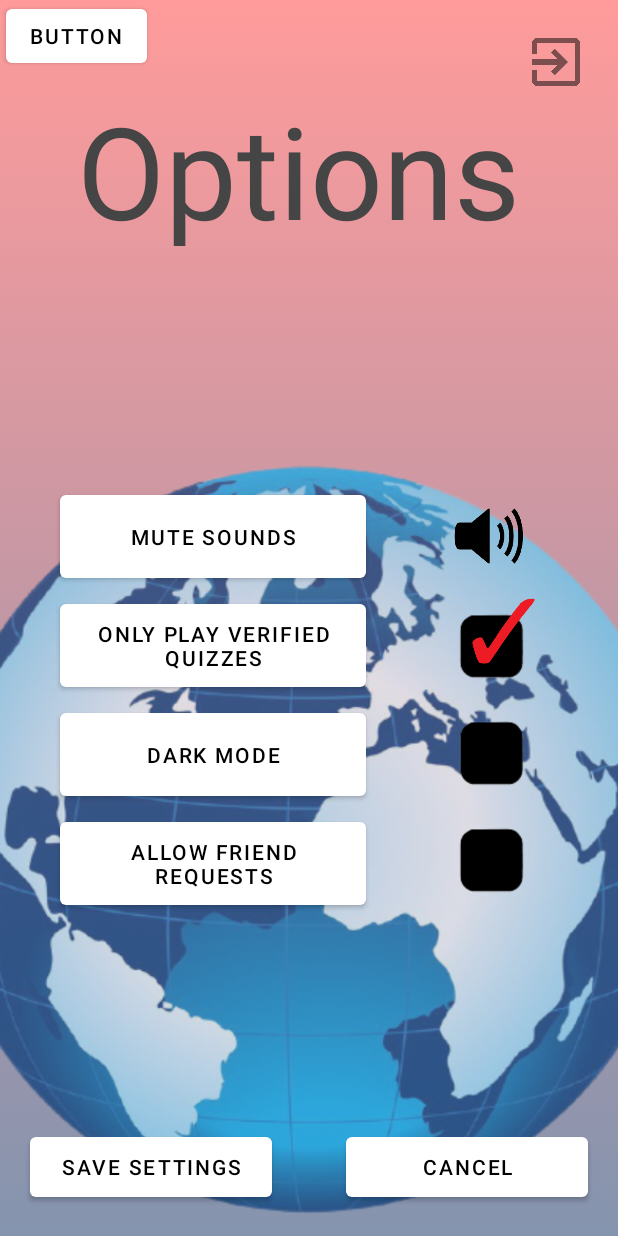
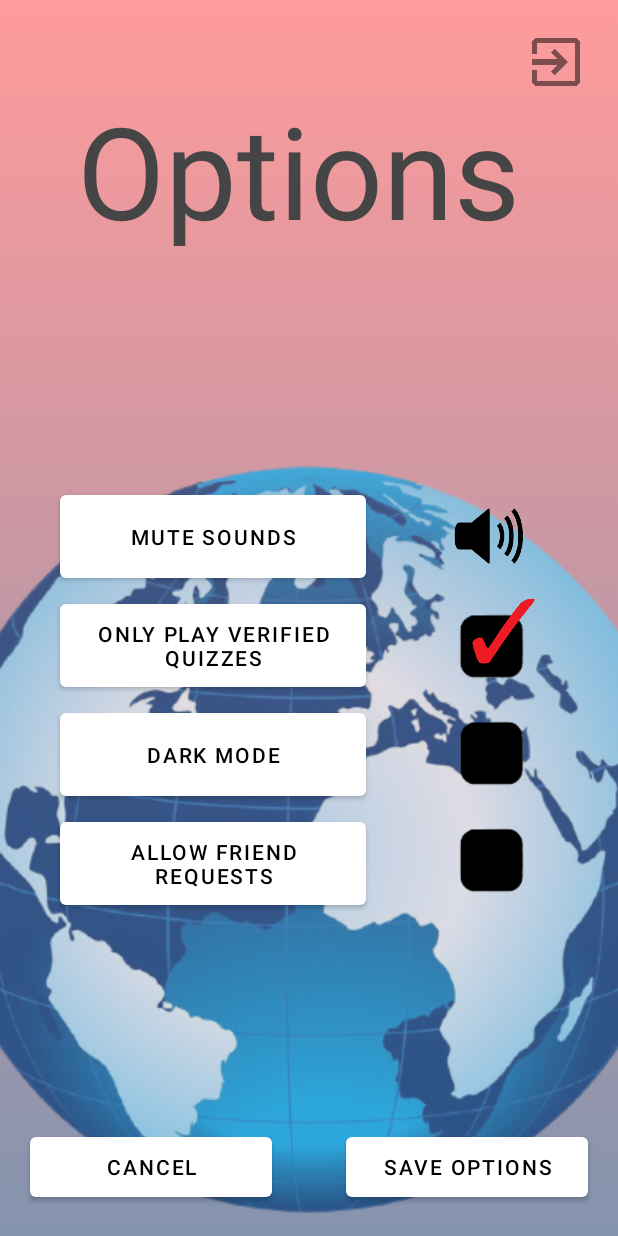
Before and after one commit to ItzRick/Quizeo, an Android app: the OptionsActivity screen opened directly, with no data from a screen before it, on a phone screen of 412 x 824 dp. Run offline under Robolectric (Android 15) with nearby library versions, the light colour scheme and no system bars.

Commit message:
Added string to everything

```diff
--- a/app/src/main/java/com/example/quizeo/OptionsActivity.java
+++ b/app/src/main/java/com/example/quizeo/OptionsActivity.java
@@ -1,5 +1,6 @@
 package com.example.quizeo;
 
+import android.annotation.SuppressLint;
 import android.app.AlertDialog;
 import android.content.Context;
 import android.content.DialogInterface;
@@ -33,7 +34,7 @@ public class OptionsActivity extends AppCompatActivity {
 
         // get options from home activity
         getOptions(i);
-        // if darkmode has no changed
+        // if darkmode has not changed
         if (!i.getBooleanExtra("darkmodeChange", false)) {
             // set all options to the right state
             if (sound) {
@@ -176,7 +177,7 @@ public class OptionsActivity extends AppCompatActivity {
         mute.setClickable(true);
         mute.setFocusable(true);
         // change button text
-        ((Button) this.findViewById(R.id.muteButton)).setText("Play Sounds");
+        ((Button) this.findViewById(R.id.muteButton)).setText(R.string.play_sounds);
         // add code to actually mutes the app
         /*AudioManager audioManager = (AudioManager)OptionsActivity.this.getSystemService(Context.AUDIO_SERVICE);
         while (audioManager.getStreamVolume(AudioManager.STREAM_MUSIC) > 0) {
@@ -197,7 +198,7 @@ public class OptionsActivity extends AppCompatActivity {
         sound.setClickable(true);
         sound.setFocusable(true);
         // change button text
-        ((Button) this.findViewById(R.id.muteButton)).setText("Mute Sounds");
+        ((Button) this.findViewById(R.id.muteButton)).setText(R.string.mute_sounds);
         // add code to actually unmutes the app
         /*AudioManager audioManager = (AudioManager)OptionsActivity.this.getSystemService(Context.AUDIO_SERVICE);
         while (audioManager.getStreamVolume(AudioManager.STREAM_MUSIC) < audioManager.getStreamMaxVolume(AudioManager.STREAM_MUSIC)) {
--- a/app/src/main/res/layout/options.xml
+++ b/app/src/main/res/layout/options.xml
@@ -51,7 +51,7 @@
         android:layout_width="308dp"
         android:layout_height="108dp"
         android:layout_marginTop="56dp"
-        android:text="Options"
+        android:text="@string/options"
         android:textColor="?attr/colorSecondary"
         android:textSize="85sp"
         app:layout_constraintEnd_toEndOf="parent"
@@ -63,23 +63,24 @@
         android:id="@+id/saveSettingsButton"
         android:layout_width="161dp"
         android:layout_height="52dp"
-        android:layout_marginStart="20dp"
+        android:layout_marginEnd="20dp"
         android:layout_marginBottom="20dp"
         android:onClick="saveOptions"
-        android:text="Save Settings"
+        android:text="@string/save_options"
         app:layout_constraintBottom_toBottomOf="parent"
-        app:layout_constraintStart_toStartOf="parent" />
+
+        app:layout_constraintEnd_toEndOf="parent" />
 
     <Button
         android:id="@+id/cancelButton"
         android:layout_width="161dp"
         android:layout_height="52dp"
-        android:layout_marginEnd="20dp"
+        android:layout_marginStart="20dp"
         android:layout_marginBottom="20dp"
         android:onClick="cancelOptions"
-        android:text="Cancel"
+        android:text="@string/cancel"
         app:layout_constraintBottom_toBottomOf="parent"
-        app:layout_constraintEnd_toEndOf="parent" />
+        app:layout_constraintStart_toStartOf="parent" />
 
     <Button
         android:id="@+id/muteButton"
@@ -88,7 +89,7 @@
         android:layout_marginStart="40dp"
         android:layout_marginTop="160dp"
         android:onClick="alterSound"
-        android:text="Mute Sounds"
+        android:text="@string/mute_sounds"
         app:layout_constraintStart_toStartOf="parent"
         app:layout_constraintTop_toBottomOf="@+id/optionsText" />
 
@@ -99,7 +100,7 @@
         android:layout_marginStart="40dp"
         android:layout_marginTop="5dp"
         android:onClick="toggleVerified"
-        android:text="Only play verified quizzes"
+        android:text="@string/only_verified"
         app:layout_constraintStart_toStartOf="parent"
         app:layout_constraintTop_toBottomOf="@+id/muteButton" />
 
@@ -110,7 +111,7 @@
         android:layout_marginStart="40dp"
         android:layout_marginTop="5dp"
         android:onClick="toggleDarkMode"
-        android:text="Dark Mode"
+        android:text="@string/dark_mode"
         app:layout_constraintStart_toStartOf="parent"
         app:layout_constraintTop_toBottomOf="@+id/verifiedButton" />
 
@@ -121,7 +122,7 @@
         android:layout_marginStart="40dp"
         android:layout_marginTop="5dp"
         android:onClick="toggleFriendRequests"
-        android:text="Allow friend requests"
+        android:text="@string/friend_requests"
         app:layout_constraintStart_toStartOf="parent"
         app:layout_constraintTop_toBottomOf="@+id/darkModeButton" />
 
@@ -133,6 +134,7 @@
         android:clickable="true"
         android:focusable="true"
         android:onClick="toggleVerified"
+        android:contentDescription="@string/box"
         app:layout_constraintEnd_toEndOf="parent"
         app:layout_constraintStart_toEndOf="@+id/verifiedButton"
         app:layout_constraintTop_toBottomOf="@+id/muteIcon"
@@ -146,6 +148,7 @@
         android:clickable="true"
         android:focusable="true"
         android:onClick="toggleDarkMode"
+        android:contentDescription="@string/box"
         app:layout_constraintEnd_toEndOf="parent"
         app:layout_constraintStart_toEndOf="@+id/darkModeButton"
         app:layout_constraintTop_toBottomOf="@+id/verifiedBox"
@@ -159,6 +162,7 @@
         android:clickable="true"
         android:focusable="true"
         android:onClick="toggleFriendRequests"
+        android:contentDescription="@string/box"
         app:layout_constraintEnd_toEndOf="parent"
         app:layout_constraintStart_toEndOf="@+id/friendRequestButton"
         app:layout_constraintTop_toBottomOf="@+id/darkModeBox"
@@ -174,6 +178,7 @@
         android:focusable="false"
         android:onClick="unmute"
         android:visibility="invisible"
+        android:contentDescription="@string/mute_icon"
         app:layout_constraintEnd_toEndOf="parent"
         app:layout_constraintHorizontal_bias="0.474"
         app:layout_constraintStart_toEndOf="@+id/muteButton"
@@ -190,6 +195,7 @@
         android:focusable="true"
         android:onClick="mute"
         android:visibility="visible"
+        android:contentDescription="@string/sound_icon"
         app:layout_constraintEnd_toEndOf="parent"
         app:layout_constraintHorizontal_bias="0.48"
         app:layout_constraintStart_toEndOf="@+id/muteButton"
@@ -203,6 +209,7 @@
         android:layout_marginStart="11dp"
         android:layout_marginBottom="11dp"
         android:visibility="visible"
+        android:contentDescription="@string/check_mark"
         app:layout_constraintBottom_toBottomOf="@+id/verifiedBox"
         app:layout_constraintStart_toStartOf="@+id/verifiedBox"
         app:srcCompat="@drawable/vinkje" />
@@ -214,6 +221,7 @@
         android:layout_marginStart="11dp"
         android:layout_marginBottom="11dp"
         android:visibility="invisible"
+        android:contentDescription="@string/check_mark"
         app:layout_constraintBottom_toBottomOf="@+id/darkModeBox"
         app:layout_constraintEnd_toEndOf="@+id/darkModeBox"
         app:layout_constraintHorizontal_bias="0.549"
@@ -228,6 +236,7 @@
         android:layout_marginStart="11dp"
         android:layout_marginBottom="11dp"
         android:visibility="invisible"
+        android:contentDescription="@string/check_mark"
         app:layout_constraintBottom_toBottomOf="@+id/friendRequestBox"
         app:layout_constraintEnd_toEndOf="@+id/friendRequestBox"
         app:layout_constraintHorizontal_bias="0.549"
@@ -235,14 +244,4 @@
         app:layout_constraintTop_toTopOf="@+id/friendRequestBox"
         app:srcCompat="@drawable/vinkje" />
 
-    <Button
-        android:id="@+id/button2"
-        android:layout_width="wrap_content"
-        android:layout_height="wrap_content"
-        android:layout_marginStart="4dp"
-        android:onClick="test"
-        android:text="Button"
-        app:layout_constraintStart_toStartOf="parent"
-        app:layout_constraintTop_toTopOf="parent" />
-
 </androidx.constraintlayout.widget.ConstraintLayout>
--- a/app/src/main/res/menu/menu_main.xml
+++ /dev/null
@@ -1,10 +0,0 @@
-<menu xmlns:android="http://schemas.android.com/apk/res/android"
-    xmlns:app="http://schemas.android.com/apk/res-auto"
-    xmlns:tools="http://schemas.android.com/tools"
-    tools:context="com.example.quizeo.MainActivity">
-    <item
-        android:id="@+id/action_settings"
-        android:orderInCategory="100"
-        android:title="@string/action_settings"
-        app:showAsAction="never" />
-</menu>
--- a/app/src/main/res/values/strings.xml
+++ b/app/src/main/res/values/strings.xml
@@ -1,14 +1,6 @@
 <resources>
     <string name="app_name">Quizeo</string>
-    <string name="action_settings">Settings</string>
-    <!-- Strings used for fragments for navigation -->
-    <string name="first_fragment_label">First Fragment</string>
-    <string name="second_fragment_label">Second Fragment</string>
-    <string name="next">Next</string>
-    <string name="previous">Previous</string>
 
-    <string name="hello_first_fragment">Hello first fragment</string>
-    <string name="hello_second_fragment">Hello second fragment. Arg: %1$s</string>
     <string name="logo">logo of the app</string>
     <string name="start">Start</string>
     <string name="make">Make a Quiz</string>
@@ -36,4 +28,14 @@
     <string name="done">Done</string>
     <string name="add_a_question">Add a Question…</string>
     <string name="upload">Upload</string>
+    <string name="save_options">Save Options</string>
+    <string name="cancel">Cancel</string>
+    <string name="mute_sounds">Mute Sounds</string>
+    <string name="play_sounds">Play Sounds</string>
+    <string name="only_verified">Only play verified quizzes</string>
+    <string name="friend_requests">Allow friend requests</string>
+    <string name="box">Clickable box</string>
+    <string name="check_mark">Check mark</string>
+    <string name="sound_icon">Sound icon</string>
+    <string name="mute_icon">Mute icon</string>
 </resources>
```
